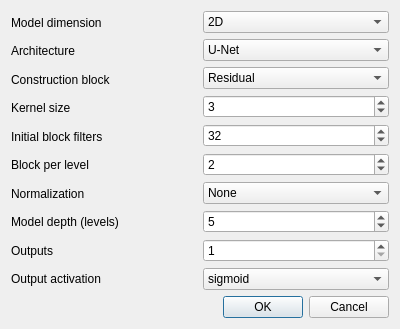
Above: window_newmodel.ui from Cyril-Meyer/DeepSCEM before the change. Below: the same form after it.
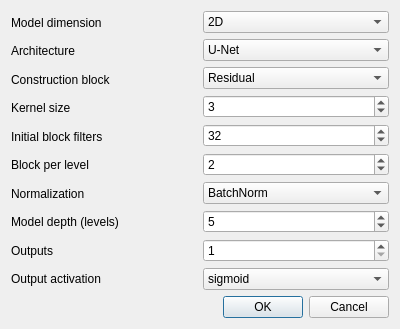
That is the form after the change.

What changed in the file:
```diff
--- a/window_newmodel.ui
+++ b/window_newmodel.ui
@@ -7,7 +7,7 @@
     <x>0</x>
     <y>0</y>
     <width>400</width>
-    <height>300</height>
+    <height>311</height>
    </rect>
   </property>
   <property name="windowTitle">
@@ -170,6 +170,9 @@
        </item>
        <item>
         <widget class="QComboBox" name="comboBox_normalization">
+         <property name="currentIndex">
+          <number>1</number>
+         </property>
          <item>
           <property name="text">
            <string>None</string>
```
